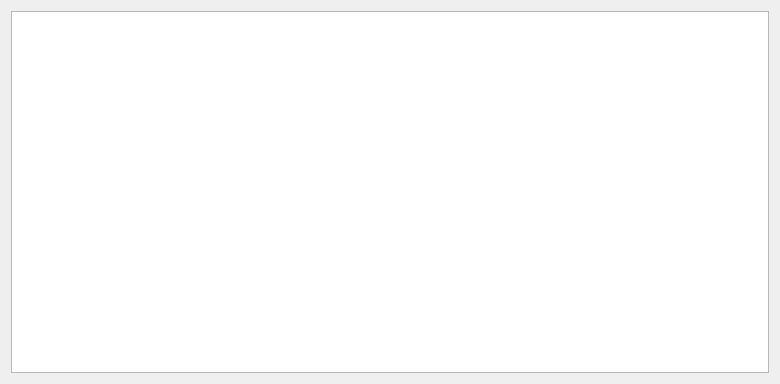
Before: the Qt Designer form BusBar-Qt/branch/box/boxlooptablewid.ui in luozhiyong131/BusBar, drawn with Qt 5.
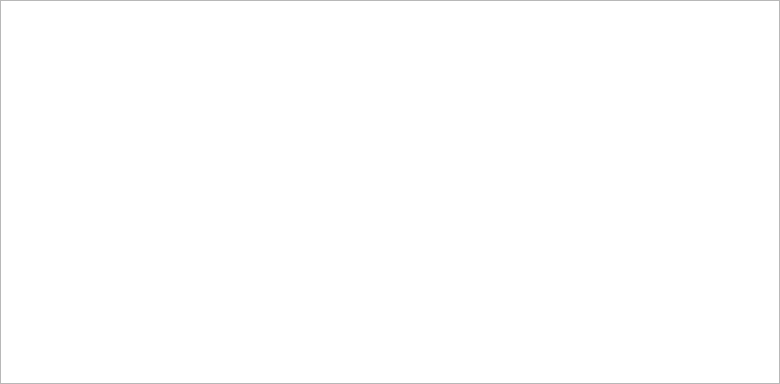
After: the same form once the commit is applied.

Diff of the .ui file:
```diff
--- a/BusBar-Qt/branch/box/boxlooptablewid.ui
+++ b/BusBar-Qt/branch/box/boxlooptablewid.ui
@@ -14,6 +14,21 @@
    <string>Form</string>
   </property>
   <layout class="QGridLayout" name="gridLayout">
+   <property name="leftMargin">
+    <number>0</number>
+   </property>
+   <property name="topMargin">
+    <number>0</number>
+   </property>
+   <property name="rightMargin">
+    <number>0</number>
+   </property>
+   <property name="bottomMargin">
+    <number>0</number>
+   </property>
+   <property name="spacing">
+    <number>0</number>
+   </property>
    <item row="0" column="0">
     <widget class="QTableWidget" name="tableWidget"/>
    </item>
```
